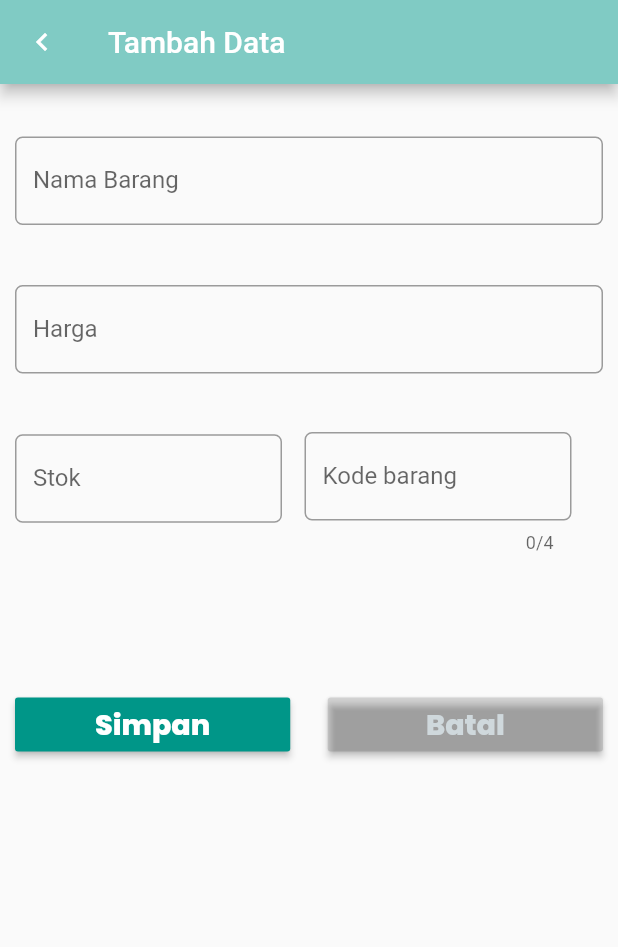
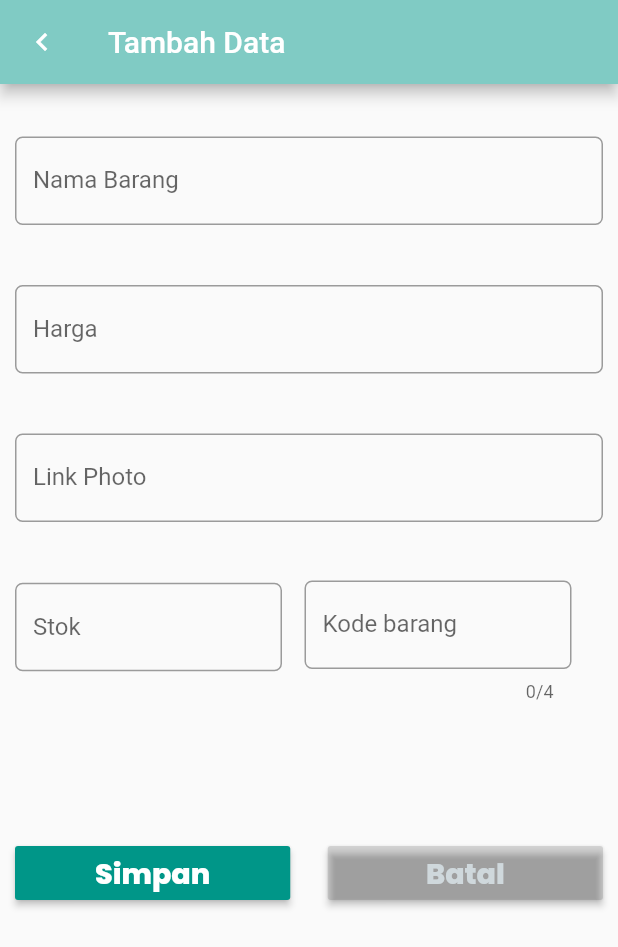
Before and after one commit to irfanharfiansyah/flutter_application_sqlite, a Flutter app: the screen it shows after launch, after a tap on "Tambah data", on a phone screen of 412 x 824 dp. Shown: the top 947 px of the screen. Run offline on Flutter 3.47's test engine with Material 2 defaults, Android fonts, the phone set to English and light mode, and no system bars; our stand-ins replace google_fonts, sqflite; missing offline and left inert: dart:ffi; accounts and stored records are empty.

Commit message:
Add text field link photo

```diff
--- a/lib/pages/entry_form.dart
+++ b/lib/pages/entry_form.dart
@@ -19,6 +19,7 @@ class _EntryFormState extends State<EntryForm> {
   TextEditingController priceController = TextEditingController();
   TextEditingController qtyController = TextEditingController();
   TextEditingController kodeController = TextEditingController();
+  TextEditingController photoController = TextEditingController();
 
   @override
   Widget build(BuildContext context) {
@@ -28,6 +29,7 @@ class _EntryFormState extends State<EntryForm> {
       priceController.text = item.price.toString();
       qtyController.text = item.qty.toString();
       kodeController.text = item.kode.toString();
+      photoController.text = item.photo;
     }
     // rubah
     return Scaffold(
@@ -64,6 +66,20 @@ class _EntryFormState extends State<EntryForm> {
               keyboardType: TextInputType.number,
               decoration: InputDecoration(
                 labelText: "Harga",
+                border: OutlineInputBorder(
+                  borderRadius: BorderRadius.circular(5),
+                ),
+              ),
+              onChanged: (value) {},
+            ),
+          ),
+          Padding(
+            padding: EdgeInsets.only(top: 20, bottom: 20),
+            child: TextField(
+              controller: photoController,
+              keyboardType: TextInputType.number,
+              decoration: InputDecoration(
+                labelText: "Link Photo",
                 border: OutlineInputBorder(
                   borderRadius: BorderRadius.circular(5),
                 ),
@@ -127,6 +143,7 @@ class _EntryFormState extends State<EntryForm> {
                         int.parse(priceController.text),
                         int.parse(qtyController.text),
                         int.parse(kodeController.text),
+                        photoController.text,
                       );
                     } else {
                       // merubah data
@@ -134,6 +151,7 @@ class _EntryFormState extends State<EntryForm> {
                       item.price = int.parse(priceController.text);
                       item.qty = int.parse(qtyController.text);
                       item.kode = int.parse(kodeController.text);
+                      item.photo = photoController.text;
                     }
                     // kembali ke halaman/layar sebelumnya dengan membawa objek item
                     Navigator.pop(context, item);
--- a/lib/pages/home.dart
+++ b/lib/pages/home.dart
@@ -101,7 +101,7 @@ class _HomeState extends State<Home> {
                 Container(
                   width: 200,
                   child: Image.network(
-                      "https://resource.logitechg.com/content/dam/gaming/en/products/g413/g413-gallery-1.png"),
+                      '${this.itemList[index].photo.toString()}'),
                 ),
                 // Menampilkan Harga dari input
                 Container(
```
